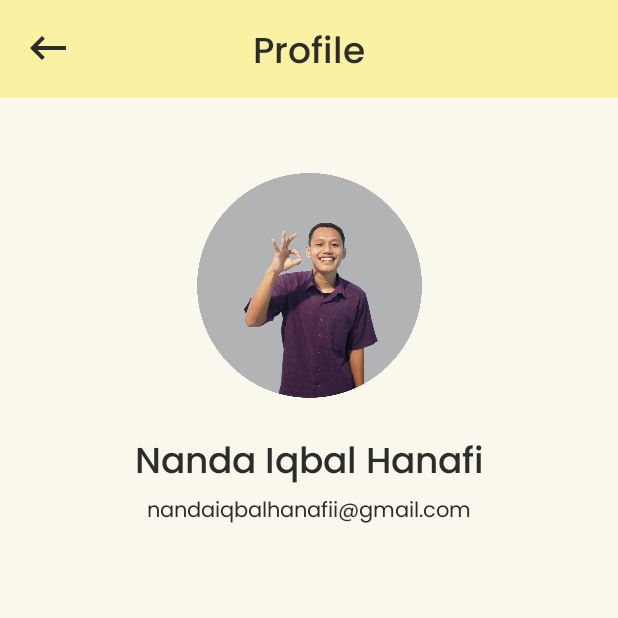
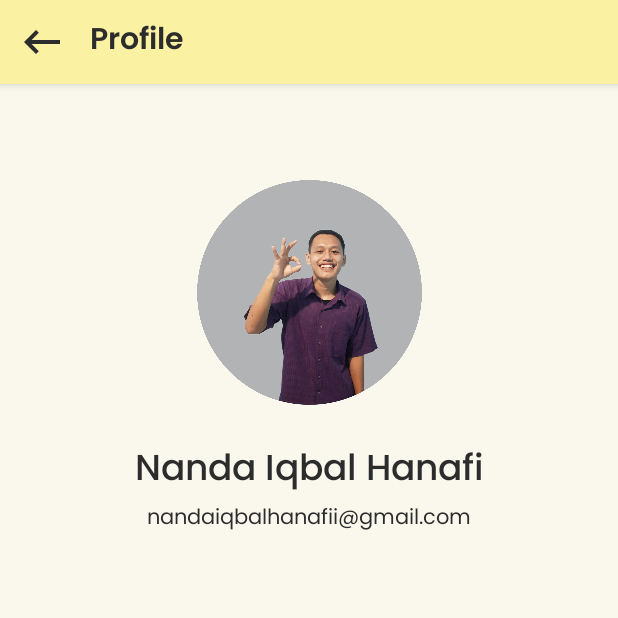
Before and after one commit to nandaiqbalh/aksara-library-app-dicoding-submission, an Android app: the ProfileActivity screen opened directly, with no data from a screen before it, on a phone screen of 412 x 824 dp, the top half of it. Run offline under Robolectric (Android 15) with nearby library versions, the phone set to English and light mode, and no system bars.

Commit message:
Toolbar Profile

```diff
--- a/app/src/main/java/com/nandaiqbalh/aksaralibrary/profile/ProfileActivity.kt
+++ b/app/src/main/java/com/nandaiqbalh/aksaralibrary/profile/ProfileActivity.kt
@@ -3,13 +3,12 @@ package com.nandaiqbalh.aksaralibrary.profile
 import android.content.Intent
 import androidx.appcompat.app.AppCompatActivity
 import android.os.Bundle
-import android.widget.ImageButton
+import androidx.appcompat.widget.Toolbar
 import com.nandaiqbalh.aksaralibrary.R
-import com.nandaiqbalh.aksaralibrary.home.HomeActivity
 
 class ProfileActivity : AppCompatActivity() {
 
-    private lateinit var btnBack: ImageButton
+    private lateinit var toolbar: Toolbar
 
     override fun onCreate(savedInstanceState: Bundle?) {
         super.onCreate(savedInstanceState)
@@ -18,25 +17,30 @@ class ProfileActivity : AppCompatActivity() {
         // init
         init()
 
-        // main button
-        mainButton()
+        // atur data
+        setData()
 
     }
 
     private fun init(){
 
-        btnBack = findViewById(R.id.btn_back)
+        toolbar = findViewById(R.id.toolbar)
 
     }
 
-    private fun mainButton(){
+    private fun setData(){
 
-        btnBack.setOnClickListener {
+        // set toolbar
+        setSupportActionBar(toolbar)
+        supportActionBar?.title = "Profile"
+        supportActionBar?.setDisplayShowHomeEnabled(true)
+        supportActionBar?.setDisplayHomeAsUpEnabled(true)
 
-            val intent = Intent(this@ProfileActivity, HomeActivity::class.java)
-            startActivity(intent)
-            finishAffinity()
+        toolbar.setNavigationIcon(R.drawable.ic_back)
+    }
 
-        }
+    override fun onSupportNavigateUp(): Boolean {
+        onBackPressed()
+        return super.onSupportNavigateUp()
     }
 }
--- a/app/src/main/res/layout/activity_profile.xml
+++ b/app/src/main/res/layout/activity_profile.xml
@@ -7,49 +7,22 @@
     android:background="@color/background_color"
     tools:context=".profile.ProfileActivity">
 
-    <ImageView
-        android:id="@+id/imageView3"
+
+    <include
+        android:id="@+id/include"
+        layout="@layout/toolbar"
         android:layout_width="match_parent"
-        android:layout_height="65dp"
-        android:src="@color/cerah_color"
-        app:layout_constraintEnd_toEndOf="parent"
-        app:layout_constraintHorizontal_bias="0.0"
-        app:layout_constraintStart_toStartOf="parent"
-        app:layout_constraintTop_toTopOf="parent" />
+        android:layout_height="wrap_content" />
 
-
-    <TextView
-        android:id="@+id/textView4"
-        android:layout_width="wrap_content"
-        android:layout_height="wrap_content"
-        android:layout_marginTop="16dp"
-        android:fontFamily="@font/poppins_medium"
-        android:text="Profile"
-        android:textColor="@color/main_color"
-        android:textSize="24sp"
-        app:layout_constraintEnd_toEndOf="parent"
-        app:layout_constraintStart_toStartOf="parent"
-        app:layout_constraintTop_toTopOf="@+id/imageView3" />
-
-    <ImageButton
-        android:id="@+id/btn_back"
-        android:layout_width="wrap_content"
-        android:layout_height="wrap_content"
-        android:background="@color/trans"
-        android:layout_marginStart="16dp"
-        android:layout_marginTop="16dp"
-        app:layout_constraintStart_toStartOf="parent"
-        app:layout_constraintTop_toTopOf="parent"
-        app:srcCompat="@drawable/ic_back" />
 
     <ImageView
         android:id="@+id/imageView5"
         android:layout_width="150dp"
         android:layout_height="150dp"
-        android:layout_marginTop="50dp"
+        android:layout_marginTop="120dp"
         app:layout_constraintEnd_toEndOf="parent"
         app:layout_constraintStart_toStartOf="parent"
-        app:layout_constraintTop_toBottomOf="@+id/imageView3"
+        app:layout_constraintTop_toTopOf="parent"
         app:srcCompat="@drawable/nanda" />
 
     <TextView
--- a/app/src/main/res/layout/toolbar.xml
+++ b/app/src/main/res/layout/toolbar.xml
@@ -12,7 +12,7 @@
 
     android:layout_height="wrap_content"
 
-    tools:context=".detail.DetailBookActivity">
+    >
 
 
 
```
